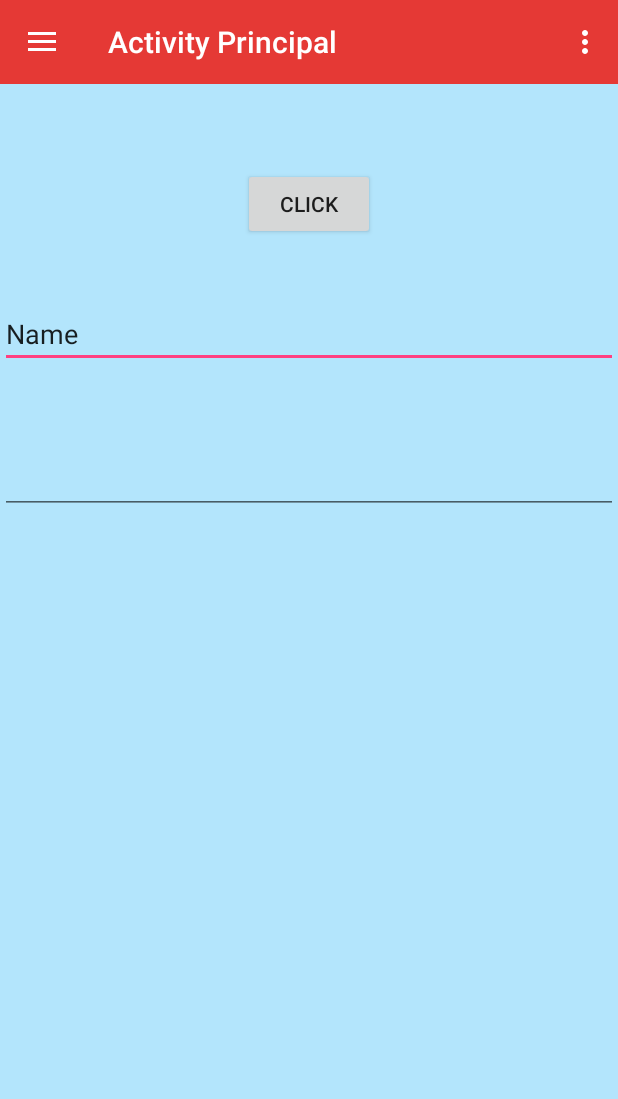
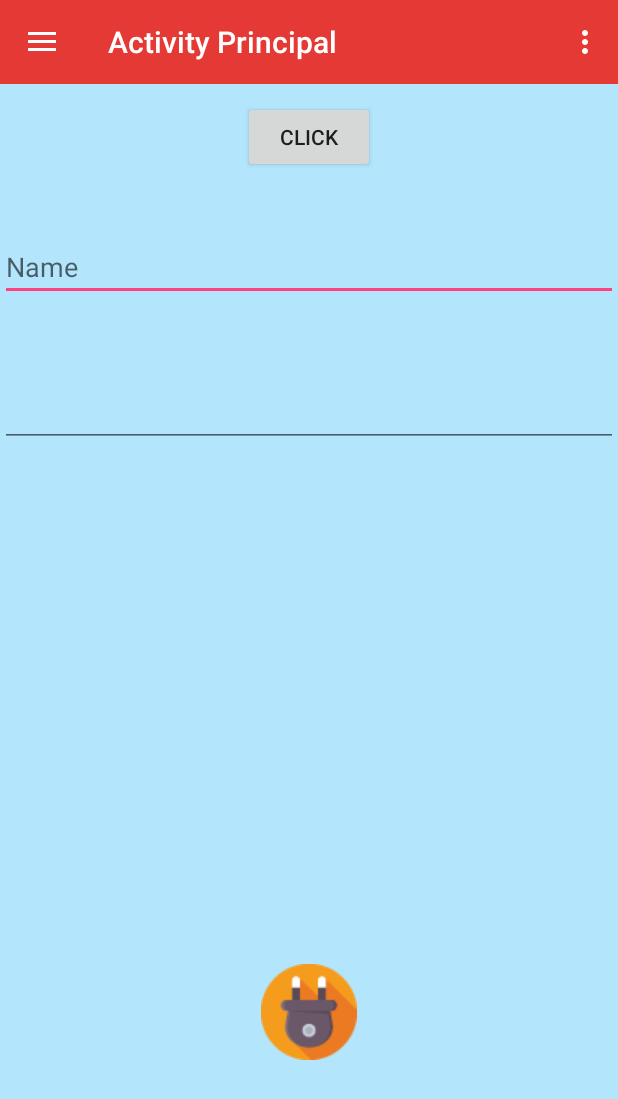
Before and after one commit to iscomX/Android_proj, an Android app: the screen it shows after launch (MainActivity), on a phone screen of 412 x 824 dp. Shown: the top 1099 px of the screen. Run offline under Robolectric (Android 15) with nearby library versions, the phone set to English and light mode, and no system bars.

Commit message:
01-start proj 1

```diff
--- a/app/src/main/res/layout/activity_main.xml
+++ b/app/src/main/res/layout/activity_main.xml
@@ -19,12 +19,12 @@
         android:layout_height="wrap_content"
         android:layout_below="@+id/toolbar"
         android:layout_centerHorizontal="true"
-        android:layout_marginTop="56dp"
+        android:layout_marginTop="11dp"
         android:onClick="clickAction"
         android:text="@string/Click" />
 
     <EditText
-        android:id="@+id/EditTxt_Name"
+        android:id="@+id/id_EditText_Name"
         android:layout_width="match_parent"
         android:layout_height="wrap_content"
         android:layout_alignParentLeft="true"
@@ -32,18 +32,28 @@
         android:layout_below="@+id/id_but"
         android:layout_marginTop="40dp"
         android:ems="10"
-        android:inputType="textPersonName"
-        android:text="Name" />
+        android:hint="@string/Name"
+        android:inputType="textPersonName" />
 
     <EditText
-        android:id="@+id/EditTxt_Password"
+        android:id="@+id/id_EditText_Password"
         android:layout_width="match_parent"
         android:layout_height="wrap_content"
-        android:layout_below="@+id/EditTxt_Name"
+        android:layout_below="@+id/id_EditText_Name"
         android:layout_centerHorizontal="true"
         android:layout_marginTop="52dp"
         android:ems="10"
         android:inputType="textPassword" />
 
+    <ImageView
+        android:id="@+id/id_imageView_1"
+        android:layout_width="wrap_content"
+        android:layout_height="wrap_content"
+        android:layout_alignParentBottom="true"
+        android:layout_centerHorizontal="true"
+        android:layout_marginBottom="117dp"
+        android:contentDescription="@string/img"
+        app:srcCompat="@drawable/img_a" />
+
 
 </RelativeLayout>
--- a/app/src/main/res/values/strings.xml
+++ b/app/src/main/res/values/strings.xml
@@ -31,4 +31,5 @@
     <string name="Click">Click</string>
     <string name="Name">Name</string>
     <string name="Password">Password</string>
+    <string name="img">this is an imag</string>
 </resources>
```
Also changed, not shown: app/src/main/java/is/com/MainActivity.java (+19 -2 lines).
